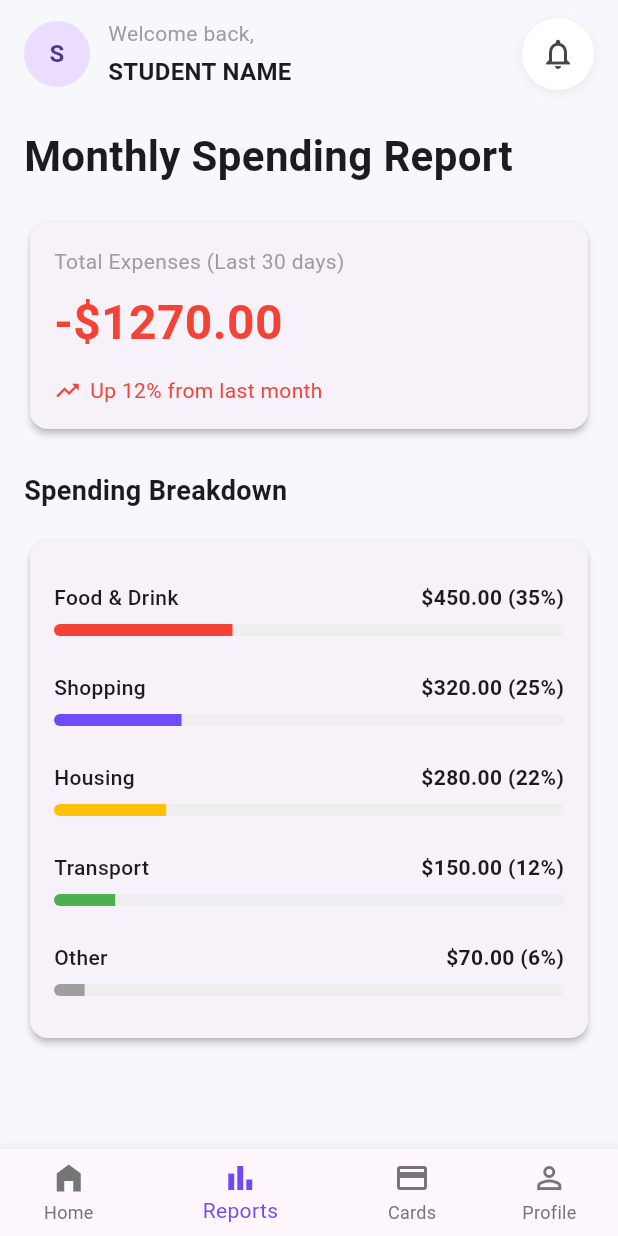
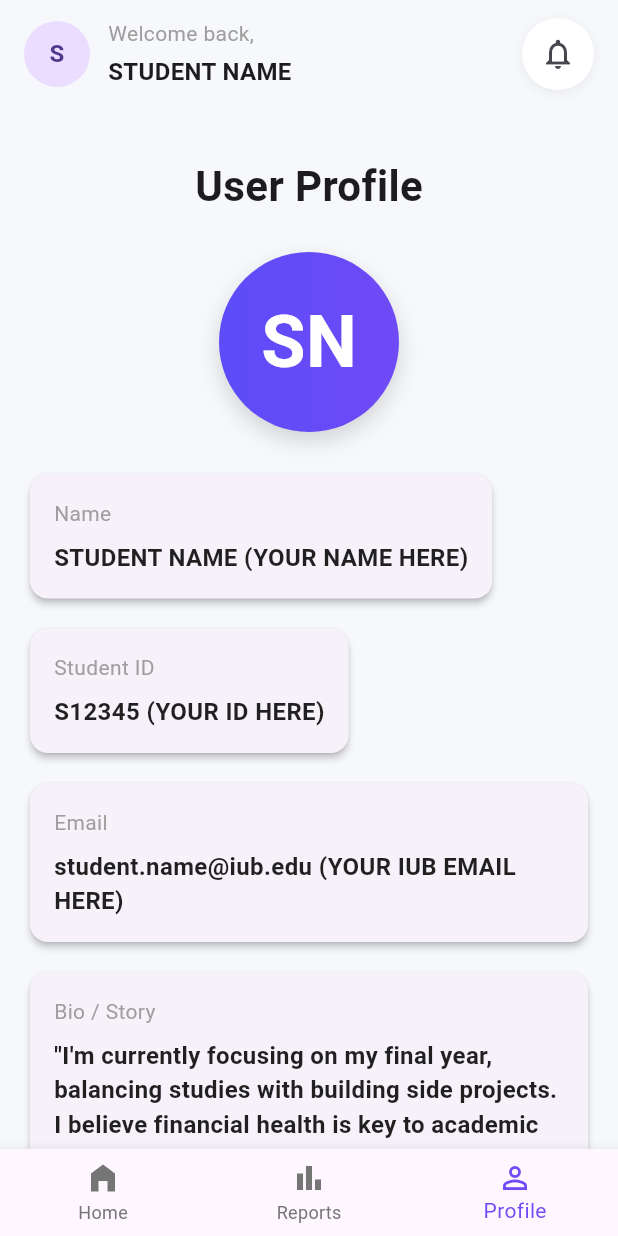
Before and after one commit to KaziAsif406/assignment-two-flutter-Kazi_Asif_Raihan-2220204, a Flutter app: the screen it shows after launch, item 3 of the bottom bar chosen, on a phone screen of 412 x 824 dp. Run offline on Flutter 3.47's test engine with Material 3 defaults, Android fonts, the phone set to English and light mode, and no system bars.

Commit message:
profile page aadded

```diff
--- a/flutter_ui/lib/app_shell.dart
+++ b/flutter_ui/lib/app_shell.dart
@@ -1,6 +1,7 @@
 import 'package:flutter/material.dart';
 import 'ui/screens/home/home_page.dart';
 import 'ui/screens/reports/reports_page.dart';
+import 'ui/screens/profile/profile_page.dart';
 import 'ui/widgets/bottom_nav.dart';
 
 class AppShell extends StatefulWidget {
@@ -52,6 +53,7 @@ class _AppShellState extends State<AppShell> {
         children: const [
           HomePage(showBottomNav: false),
           ReportsPage(showBottomNav: false),
+          ProfilePage(showBottomNav: false),
         ],
       ),
       bottomNavigationBar: BottomNav(
--- a/flutter_ui/lib/ui/screens/profile/profile_page.dart
+++ b/flutter_ui/lib/ui/screens/profile/profile_page.dart
@@ -0,0 +1,134 @@
+import 'package:flutter/material.dart';
+import 'widgets/profile_header.dart';
+import 'widgets/profile_info_tile.dart';
+import '../../widgets/bottom_nav.dart';
+
+class ProfilePage extends StatefulWidget {
+  final bool showBottomNav;
+
+  const ProfilePage({Key? key, this.showBottomNav = true}) : super(key: key);
+
+  @override
+  State<ProfilePage> createState() => _ProfilePageState();
+}
+
+class _ProfilePageState extends State<ProfilePage> {
+  int _selectedIndex = 3;
+
+  void _onItemTapped(int index) {
+    setState(() {
+      _selectedIndex = index;
+    });
+  }
+
+  @override
+  Widget build(BuildContext context) {
+    return Scaffold(
+      backgroundColor: const Color(0xFFF7F8FB),
+      body: SafeArea(
+        child: SingleChildScrollView(
+          padding: const EdgeInsets.symmetric(horizontal: 16, vertical: 12),
+          child: Column(
+            crossAxisAlignment: CrossAxisAlignment.start,
+            children: [
+              // Header
+              Row(
+                children: [
+                  const CircleAvatar(
+                    radius: 22,
+                    child: Text(
+                      'S',
+                      style: TextStyle(fontWeight: FontWeight.bold),
+                    ),
+                  ),
+                  const SizedBox(width: 12),
+                  Expanded(
+                    child: Column(
+                      crossAxisAlignment: CrossAxisAlignment.start,
+                      children: const [
+                        Text(
+                          'Welcome back,',
+                          style: TextStyle(color: Colors.grey),
+                        ),
+                        SizedBox(height: 4),
+                        Text(
+                          'STUDENT NAME',
+                          style: TextStyle(
+                            fontWeight: FontWeight.bold,
+                            fontSize: 16,
+                          ),
+                        ),
+                      ],
+                    ),
+                  ),
+                  Container(
+                    decoration: BoxDecoration(
+                      color: Colors.white,
+                      shape: BoxShape.circle,
+                      boxShadow: [
+                        BoxShadow(
+                          color: Colors.black.withValues(alpha: 0.06),
+                          blurRadius: 6,
+                          offset: const Offset(0, 2),
+                        ),
+                      ],
+                    ),
+                    child: IconButton(
+                      icon: const Icon(Icons.notifications_none),
+                      onPressed: () {},
+                    ),
+                  ),
+                ],
+              ),
+
+              const SizedBox(height: 24),
+
+              // Profile Header with Avatar
+              const Center(child: ProfileHeader()),
+
+              // Name Tile
+              const ProfileInfoTile(
+                label: 'Name',
+                value: 'STUDENT NAME (YOUR NAME HERE)',
+              ),
+
+              const SizedBox(height: 12),
+
+              // Student ID Tile
+              const ProfileInfoTile(
+                label: 'Student ID',
+                value: 'S12345 (YOUR ID HERE)',
+              ),
+
+              const SizedBox(height: 12),
+
+              // Email Tile
+              const ProfileInfoTile(
+                label: 'Email',
+                value: 'student.name@iub.edu (YOUR IUB EMAIL HERE)',
+              ),
+
+              const SizedBox(height: 12),
+
+              // Bio Tile
+              const ProfileInfoTile(
+                label: 'Bio / Story',
+                value:
+                    '"I\'m currently focusing on my final year, balancing studies with building side projects. I believe financial health is key to academic success. I love hiking on weekends and planning my next big travel adventure!"\n\n(Note: Students should replace the text above with their own description here!)',
+                isHighlighted: false,
+              ),
+
+              const SizedBox(height: 80),
+            ],
+          ),
+        ),
+      ),
+      bottomNavigationBar: widget.showBottomNav
+          ? BottomNav(
+              selectedIndex: _selectedIndex,
+              onItemTapped: _onItemTapped,
+            )
+          : null,
+    );
+  }
+}
--- /dev/null
+++ b/flutter_ui/lib/ui/screens/profile/widgets/profile_header.dart
@@ -0,0 +1,47 @@
+import 'package:flutter/material.dart';
+
+class ProfileHeader extends StatelessWidget {
+  const ProfileHeader({Key? key}) : super(key: key);
+
+  @override
+  Widget build(BuildContext context) {
+    return Column(
+      children: [
+        const SizedBox(height: 20),
+        const Text(
+          'User Profile',
+          style: TextStyle(fontSize: 28, fontWeight: FontWeight.bold),
+        ),
+        const SizedBox(height: 24),
+        Container(
+          width: 120,
+          height: 120,
+          decoration: BoxDecoration(
+            shape: BoxShape.circle,
+            gradient: const LinearGradient(
+              colors: [Color(0xFF5C4CF9), Color(0xFF6F4AF6)],
+            ),
+            boxShadow: [
+              BoxShadow(
+                color: Colors.black.withValues(alpha: 0.15),
+                blurRadius: 12,
+                offset: const Offset(0, 6),
+              ),
+            ],
+          ),
+          child: const Center(
+            child: Text(
+              'SN',
+              style: TextStyle(
+                color: Colors.white,
+                fontSize: 48,
+                fontWeight: FontWeight.bold,
+              ),
+            ),
+          ),
+        ),
+        const SizedBox(height: 24),
+      ],
+    );
+  }
+}
--- a/flutter_ui/lib/ui/screens/profile/widgets/profile_info_tile.dart
+++ b/flutter_ui/lib/ui/screens/profile/widgets/profile_info_tile.dart
@@ -0,0 +1,43 @@
+import 'package:flutter/material.dart';
+
+class ProfileInfoTile extends StatelessWidget {
+  final String label;
+  final String value;
+  final bool isHighlighted;
+
+  const ProfileInfoTile({
+    Key? key,
+    required this.label,
+    required this.value,
+    this.isHighlighted = false,
+  }) : super(key: key);
+
+  @override
+  Widget build(BuildContext context) {
+    return Card(
+      shape: RoundedRectangleBorder(borderRadius: BorderRadius.circular(12)),
+      elevation: 2,
+      child: Padding(
+        padding: const EdgeInsets.all(16),
+        child: Column(
+          crossAxisAlignment: CrossAxisAlignment.start,
+          children: [
+            Text(
+              label,
+              style: const TextStyle(color: Colors.grey, fontSize: 14),
+            ),
+            const SizedBox(height: 8),
+            Text(
+              value,
+              style: TextStyle(
+                fontSize: 16,
+                fontWeight: FontWeight.bold,
+                color: isHighlighted ? Colors.red : Colors.black87,
+              ),
+            ),
+          ],
+        ),
+      ),
+    );
+  }
+}
--- a/flutter_ui/lib/ui/screens/reports/reports_page.dart
+++ b/flutter_ui/lib/ui/screens/reports/reports_page.dart
@@ -21,7 +21,7 @@ class _ReportsPageState extends State<ReportsPage> {
       'amount': '\$450.00',
       'percentage': '35%',
       'color': Colors.red,
-      'progress': 0.35,
+      'progress': 0.45,
     },
     {
       'category': 'Shopping',
@@ -90,7 +90,7 @@ class _ReportsPageState extends State<ReportsPage> {
                         ),
                         SizedBox(height: 4),
                         Text(
-                          'STUDENT NAME',
+                          'Kazi Asif Raihan',
                           style: TextStyle(
                             fontWeight: FontWeight.bold,
                             fontSize: 16,
--- a/flutter_ui/lib/ui/widgets/bottom_nav.dart
+++ b/flutter_ui/lib/ui/widgets/bottom_nav.dart
@@ -21,7 +21,6 @@ class BottomNav extends StatelessWidget {
       items: const [
         BottomNavigationBarItem(icon: Icon(Icons.home_filled), label: 'Home'),
         BottomNavigationBarItem(icon: Icon(Icons.bar_chart), label: 'Reports'),
-        BottomNavigationBarItem(icon: Icon(Icons.credit_card), label: 'Cards'),
         BottomNavigationBarItem(
           icon: Icon(Icons.person_outline),
           label: 'Profile',
```
